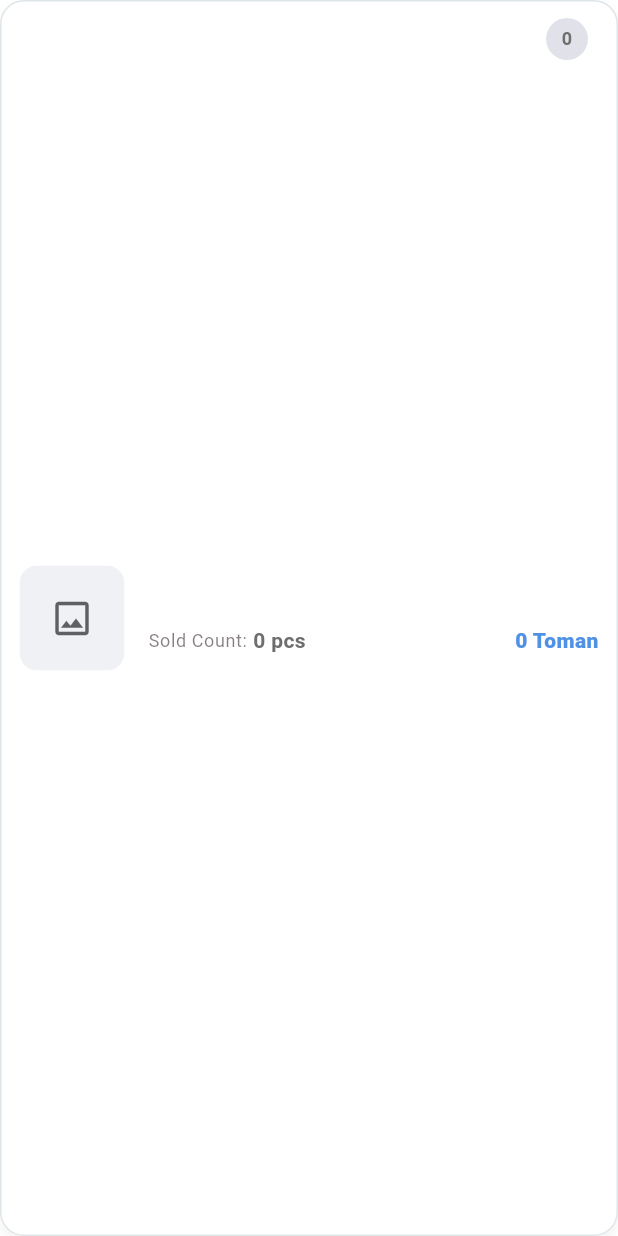
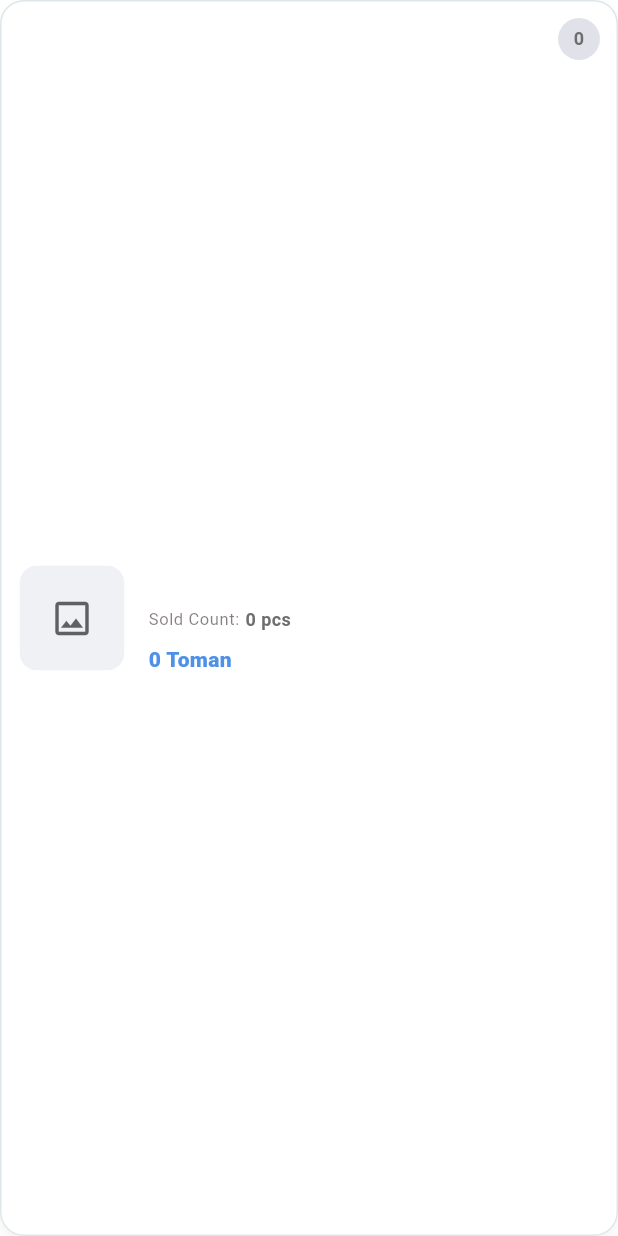
Before and after one commit to DanialYazdanParast/taav_store, a Flutter app: the SalesStatCardWidget widget shown alone on an empty page, opened directly with empty values, on a phone screen of 412 x 824 dp. Run offline on Flutter 3.47's test engine with Material 3 defaults, Android fonts, the phone set to English and light mode, and no system bars; our stand-ins replace dio, either_dart, flutter_colorpicker, get, get_storage, image_picker; missing offline and left inert: advanced_count_control; accounts and stored records are empty; network calls fail.

Commit message:
fix(seller): Solved overflow issue in SellerStatsScreen stat cards using FittedBox

```diff
--- a/example/lib/src/pages/seller/products/widgets/filter/filter_colors.dart
+++ b/example/lib/src/pages/seller/products/widgets/filter/filter_colors.dart
@@ -18,7 +18,9 @@ class SellerFilterColors extends StatelessWidget {
 
     return Column(
       crossAxisAlignment: CrossAxisAlignment.start,
+      mainAxisSize: MainAxisSize.max,
       children: [
+        SizedBox(width: double.infinity),
         Text(
           TKeys.colors.tr,
           style: text.titleMedium?.copyWith(fontWeight: FontWeight.bold),
--- a/example/lib/src/pages/seller/products/widgets/filter/filter_tags.dart
+++ b/example/lib/src/pages/seller/products/widgets/filter/filter_tags.dart
@@ -15,7 +15,9 @@ class SellerFilterTags extends StatelessWidget {
 
     return Column(
       crossAxisAlignment: CrossAxisAlignment.start,
+      mainAxisSize: MainAxisSize.max,
       children: [
+        SizedBox(width: double.infinity),
         Text(
           TKeys.tags.tr,
           style: text.titleMedium?.copyWith(fontWeight: FontWeight.bold),
--- a/example/lib/src/pages/seller/stats/widgets/desktop_seller_stats_layout.dart
+++ b/example/lib/src/pages/seller/stats/widgets/desktop_seller_stats_layout.dart
@@ -38,8 +38,8 @@ class DesktopSellerStatsLayout extends GetView<SellerStatsController> {
 
                   return GridView.builder(
                     gridDelegate: SliverGridDelegateWithFixedCrossAxisCount(
-                      crossAxisCount: crossAxisCount,
-                      childAspectRatio: 2.5,
+                      crossAxisCount: 3,
+                      childAspectRatio: 2,
                       crossAxisSpacing: 24,
                       mainAxisSpacing: 24,
                     ),
--- a/example/lib/src/pages/seller/stats/widgets/sales_stat_card_widget.dart
+++ b/example/lib/src/pages/seller/stats/widgets/sales_stat_card_widget.dart
@@ -34,13 +34,19 @@ class SalesStatCardWidget extends StatelessWidget {
     final double borderWidth = isTopSeller ? (isDesktop ? 3.0 : 2.0) : 1.0;
     final shadowColor =
         isTopSeller
-            ? theme.colorScheme.primary.withValues(alpha: 0.3)
-            : Colors.black.withValues(alpha: 0.05);
+            ? theme.colorScheme.primary.withOpacity(0.3)
+            : Colors.black.withOpacity(0.05);
+
+    final double imageSize = isDesktop ? 90 : 70;
+    final double horizontalSpacing = isDesktop ? 24 : 16;
+    final double cardPadding = isDesktop ? 20 : 12;
+    final double titleFontSize = isDesktop ? 18 : 14;
+    final double priceFontSize = isDesktop ? 16 : 14;
 
     return Stack(
       children: [
         Container(
-          padding: EdgeInsets.all(isDesktop ? 20 : 12),
+          padding: EdgeInsets.all(cardPadding),
           decoration: BoxDecoration(
             color: theme.scaffoldBackgroundColor,
             borderRadius: BorderRadius.circular(16),
@@ -57,12 +63,12 @@ class SalesStatCardWidget extends StatelessWidget {
             children: [
               TaavNetworkImage(
                 stat.image,
-                width: isDesktop ? 90 : 70,
-                height: isDesktop ? 90 : 70,
+                width: imageSize,
+                height: imageSize,
                 borderRadius: 12,
                 fit: BoxFit.cover,
               ),
-              SizedBox(width: isDesktop ? 24 : 16),
+              SizedBox(width: horizontalSpacing),
               Expanded(
                 child: Column(
                   crossAxisAlignment: CrossAxisAlignment.start,
@@ -74,27 +80,34 @@ class SalesStatCardWidget extends StatelessWidget {
                       overflow: TextOverflow.ellipsis,
                       style: theme.textTheme.titleMedium?.copyWith(
                         fontWeight: FontWeight.bold,
-                        fontSize: isDesktop ? 18 : 14,
+                        fontSize: titleFontSize,
                       ),
                     ),
                     const SizedBox(height: 8),
-                    Row(
-                      mainAxisAlignment: MainAxisAlignment.spaceBetween,
+
+                    Column(
+                      crossAxisAlignment: CrossAxisAlignment.start,
                       children: [
                         _StatInfoChip(
                           label: TKeys.soldCount.tr,
                           value:
                               "${stat.totalQuantitySold.toString().toLocalizedDigit} ${TKeys.countUnit.tr}",
                           theme: theme,
+                          isDesktop: isDesktop,
                         ),
 
-                        Flexible(
+                        AppSize.p8.height,
+
+                        FittedBox(
+                          fit: BoxFit.scaleDown,
                           child: Text(
                             "${stat.totalRevenue.toLocalizedPrice} ${TKeys.currency.tr}",
+                            maxLines: 1,
+                            overflow: TextOverflow.ellipsis,
                             style: theme.textTheme.bodyMedium?.copyWith(
                               color: theme.colorScheme.primary,
                               fontWeight: FontWeight.w900,
-                              fontSize: isDesktop ? 16 : 14,
+                              fontSize: priceFontSize,
                             ),
                           ),
                         ),
@@ -110,8 +123,8 @@ class SalesStatCardWidget extends StatelessWidget {
         if (isTopSeller)
           Positioned(
             top: 0,
-            left: isRtl ? 20 : null,
-            right: isRtl ? null : 20,
+            left: isRtl ? cardPadding : null,
+            right: isRtl ? null : cardPadding,
             child: Container(
               padding: const EdgeInsets.symmetric(horizontal: 12, vertical: 6),
               decoration: BoxDecoration(
@@ -143,8 +156,8 @@ class SalesStatCardWidget extends StatelessWidget {
         if (!isTopSeller)
           Positioned(
             top: 12,
-            left: isRtl ? 20 : null,
-            right: isRtl ? null : 20,
+            left: isRtl ? cardPadding : null,
+            right: isRtl ? null : cardPadding,
             child: Container(
               width: 28,
               height: 28,
@@ -170,31 +183,50 @@ class _StatInfoChip extends StatelessWidget {
   final String label;
   final String value;
   final ThemeData theme;
+  final bool isDesktop;
 
   const _StatInfoChip({
     required this.label,
     required this.value,
     required this.theme,
+    this.isDesktop = false,
   });
 
   @override
   Widget build(BuildContext context) {
-    return Row(
+    final double labelFontSize = isDesktop ? 12 : 11;
+    final double valueFontSize = isDesktop ? 14 : 12;
+
+    return FittedBox(
+      fit: BoxFit.scaleDown,
+      child: Row(
+        mainAxisSize: MainAxisSize.min,
         children: [
-        Text(
+          Flexible(
+            child: Text(
               label,
+              maxLines: 1,
+              overflow: TextOverflow.ellipsis,
               style: theme.textTheme.bodySmall?.copyWith(
-            color: theme.colorScheme.onSurface.withValues(alpha: 0.6),
+                color: theme.colorScheme.onSurface.withOpacity(0.6),
+                fontSize: labelFontSize,
+              ),
             ),
           ),
           const SizedBox(width: 4),
-        Text(
+          Flexible(
+            child: Text(
               value,
+              maxLines: 1,
+              overflow: TextOverflow.ellipsis,
               style: theme.textTheme.bodyMedium?.copyWith(
                 fontWeight: FontWeight.bold,
+                fontSize: valueFontSize,
+              ),
             ),
           ),
         ],
+      ),
     );
   }
 }
```
Also changed, not shown: example/lib/src/pages/buyer/products/widgets/buyer_desktop_header.dart (+1 -16 lines), example/lib/src/pages/seller/products/widgets/seller_desktop_header.dart (+2 -16 lines). Lines whose indentation alone changed are shown as unchanged.
